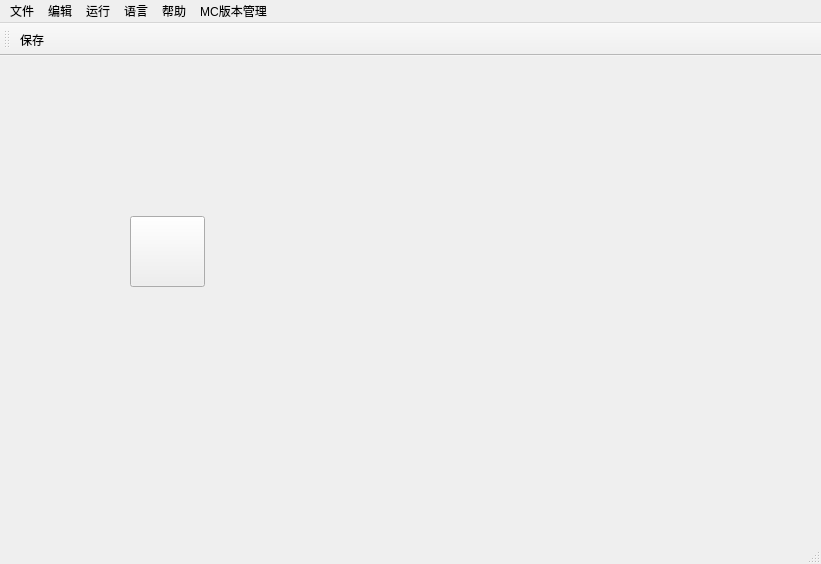
Above: UI/DatapacksEditors.ui from Wzp-2008/DatapacksEditors before the change. Below: the same form after it.
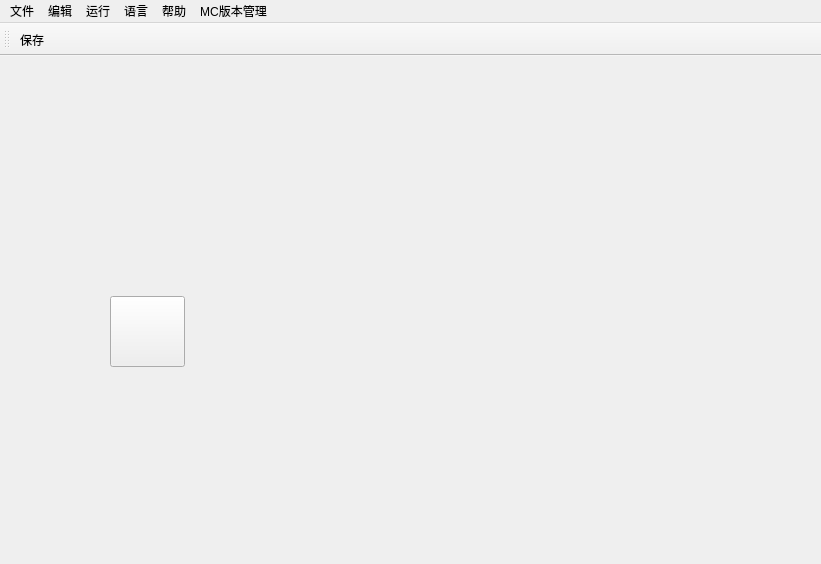
That is the form after the change.

Commit message: feat:Add open function

The edit to the form file:
```diff
--- a/UI/DatapacksEditors.ui
+++ b/UI/DatapacksEditors.ui
@@ -23,8 +23,8 @@
    <widget class="QPushButton" name="pushButton">
     <property name="geometry">
      <rect>
-      <x>130</x>
-      <y>160</y>
+      <x>110</x>
+      <y>240</y>
       <width>75</width>
       <height>71</height>
      </rect>
@@ -102,7 +102,6 @@
    <addaction name="help"/>
    <addaction name="MC"/>
   </widget>
-  <widget class="QStatusBar" name="statusbar"/>
   <widget class="QToolBar" name="toolBar">
    <property name="windowTitle">
     <string>toolBar</string>
```
Left out of the diff: 12 changed lines with no effect on the pictures. The commit also changes 2 other files.
